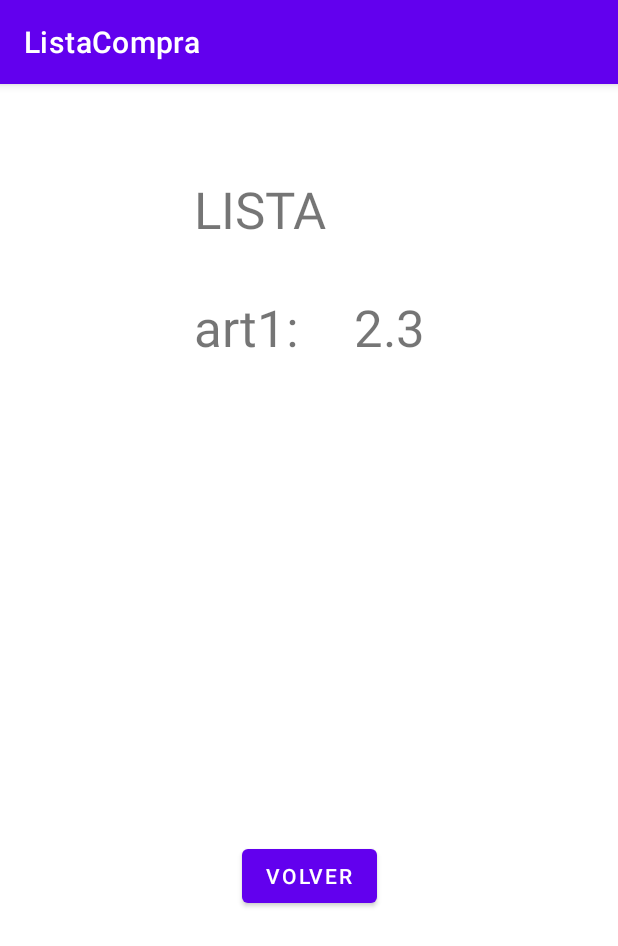
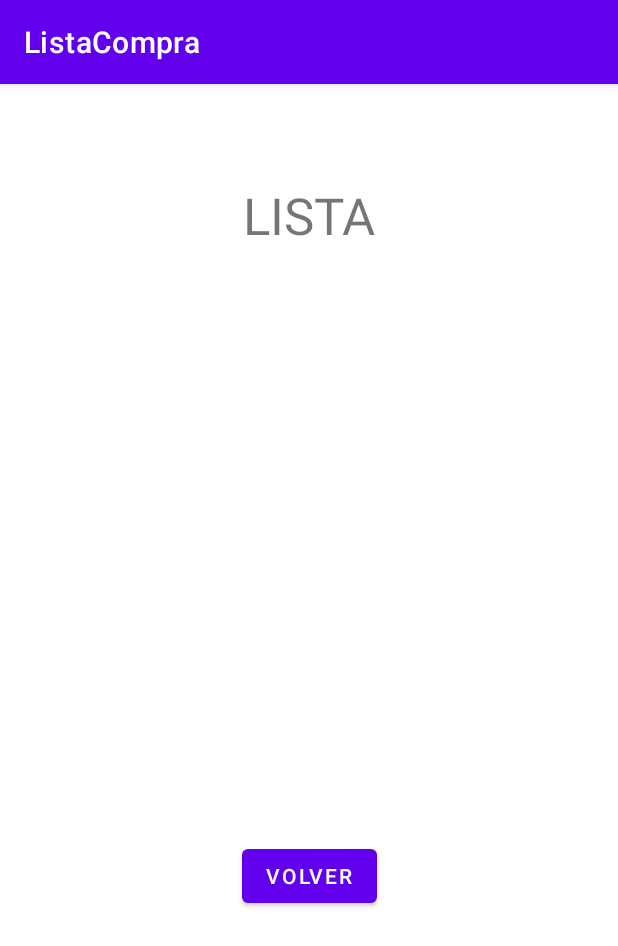
Before and after one commit to hyunkelt10/listaCompra, an Android app: the screen it shows after launch (ResultActivity), after a tap on "ENVIAR", on a phone screen of 412 x 824 dp. Shown: the top 946 px of the screen. Run offline under Robolectric (Android 15) with nearby library versions, the phone set to English and light mode, and no system bars.

```diff
--- a/app/src/main/java/com/example/listacompra/MainActivity.kt
+++ b/app/src/main/java/com/example/listacompra/MainActivity.kt
@@ -15,14 +15,13 @@ class MainActivity : AppCompatActivity() {
         super.onCreate(savedInstanceState)
         b = ActivityMainBinding.inflate(layoutInflater)
         setContentView(b.root)
-        lista.put("art1","2.3")
     }
     fun addItem (view:View){
         if (b.etArticulo.text.isNotEmpty() and b.etArticulo.text.isNotEmpty()){
             lista.put(b.etArticulo.text.toString(), b.etPrecio.text.toString())
             b.etArticulo.text.clear()
             b.etPrecio.text.clear()
-            msj(lista.toString())
+            // msj(lista.toString())
         } else {
             msj("Todos los campos son obligatorios")
         }
```
